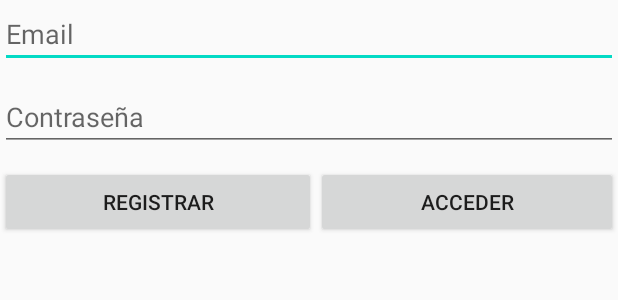
After one commit to adiazpcenfo/LotterySmartApp, an Android app: the layout activity_authentication.xml on its own in the app's theme, with its tools: preview values and no code run, on a phone screen of 412 x 824 dp. The commit adds this screen. Shown: the top 300 px of the screen. Run offline under Robolectric (Android 15) with nearby library versions, the phone set to English and light mode, and no system bars.

Commit message:
Login
-Add firebase authentication dependency
-Create Authentication Activity
-Create Home Activity
-Create all objects that represents the collections in the database
-Add constants object
- Add KDoc for all classes

```diff
--- a/app/build.gradle
+++ b/app/build.gradle
@@ -42,6 +42,7 @@ dependencies {
     implementation 'androidx.navigation:navigation-ui-ktx:2.3.0'
     implementation 'com.google.firebase:firebase-analytics:17.5.0'
     implementation 'com.google.firebase:firebase-database-ktx:19.4.0'
+    implementation 'com.google.firebase:firebase-auth:19.3.2'
     testImplementation 'junit:junit:4.12'
     androidTestImplementation 'androidx.test.ext:junit:1.1.2'
     androidTestImplementation 'androidx.test.espresso:espresso-core:3.3.0'
--- /dev/null
+++ b/app/src/main/res/layout/activity_authentication.xml
@@ -0,0 +1,60 @@
+<?xml version="1.0" encoding="utf-8"?>
+<androidx.coordinatorlayout.widget.CoordinatorLayout xmlns:android="http://schemas.android.com/apk/res/android"
+    xmlns:app="http://schemas.android.com/apk/res-auto"
+    xmlns:tools="http://schemas.android.com/tools"
+    android:layout_width="match_parent"
+    android:layout_height="match_parent"
+    tools:context=".AuthenticationActivity">
+
+    <LinearLayout
+        android:layout_width="match_parent"
+        android:layout_height="match_parent"
+        android:orientation="vertical">
+
+        <EditText
+            android:id="@+id/editTextEmail"
+            android:layout_width="match_parent"
+            android:layout_height="wrap_content"
+            android:autofillHints=""
+            android:ems="10"
+            android:hint="@string/email"
+            android:inputType="textEmailAddress" />
+
+        <Space
+            android:layout_width="match_parent"
+            android:layout_height="10dp" />
+
+        <EditText
+            android:id="@+id/editTextPassword"
+            android:layout_width="match_parent"
+            android:layout_height="wrap_content"
+            android:autofillHints=""
+            android:ems="10"
+            android:hint="@string/password"
+            android:inputType="textPassword" />
+
+        <Space
+            android:layout_width="match_parent"
+            android:layout_height="10dp" />
+
+        <LinearLayout
+            android:layout_width="match_parent"
+            android:layout_height="match_parent"
+            android:orientation="horizontal">
+
+            <Button
+                android:id="@+id/buttonRegister"
+                android:layout_width="wrap_content"
+                android:layout_height="wrap_content"
+                android:layout_weight="1"
+                android:text="@string/register" />
+
+            <Button
+                android:id="@+id/buttonLogIn"
+                android:layout_width="wrap_content"
+                android:layout_height="wrap_content"
+                android:layout_weight="1"
+                android:text="@string/access" />
+        </LinearLayout>
+    </LinearLayout>
+</androidx.coordinatorlayout.widget.CoordinatorLayout>
--- a/app/src/main/res/menu/menu_main.xml
+++ b/app/src/main/res/menu/menu_main.xml
@@ -1,7 +1,7 @@
 <menu xmlns:android="http://schemas.android.com/apk/res/android"
     xmlns:app="http://schemas.android.com/apk/res-auto"
     xmlns:tools="http://schemas.android.com/tools"
-    tools:context="com.mobile.lotterysmartapp.MainActivity">
+    tools:context="com.mobile.lotterysmartapp.AuthenticationActivity">
     <item
         android:id="@+id/action_settings"
         android:orderInCategory="100"
--- a/app/src/main/res/values/strings.xml
+++ b/app/src/main/res/values/strings.xml
@@ -1,12 +1,9 @@
 <resources>
     <string name="app_name">LotterySmartApp</string>
     <string name="action_settings">Settings</string>
-    <!-- Strings used for fragments for navigation -->
-    <string name="first_fragment_label">First Fragment</string>
-    <string name="second_fragment_label">Second Fragment</string>
-    <string name="next">Next</string>
-    <string name="previous">Previous</string>
-
-    <string name="hello_first_fragment">Hello first fragment</string>
-    <string name="hello_second_fragment">Hello second fragment. Arg: %1$s</string>
+    <string name="password">Contraseña</string>
+    <string name="email">Email</string>
+    <string name="access">Acceder</string>
+    <string name="register">Registrar</string>
+    <string name="title_activity_home">HomeActivity</string>
 </resources>
```
Also changed, not shown: app/src/main/AndroidManifest.xml (+6 -1 lines), app/src/main/java/com/mobile/lotterysmartapp/AuthenticationActivity.kt (added, +115 -0 lines), app/src/main/java/com/mobile/lotterysmartapp/HomeActivity.kt (added, +45 -0 lines), app/src/main/java/com/mobile/lotterysmartapp/MainActivity.kt (deleted, +0 -54 lines), app/src/main/java/com/mobile/lotterysmartapp/model/Constants.kt (added, +11 -0 lines), app/src/main/java/com/mobile/lotterysmartapp/model/Draw.kt (added, +47 -0 lines), app/src/main/java/com/mobile/lotterysmartapp/model/Inventory.kt (added, +49 -0 lines), app/src/main/java/com/mobile/lotterysmartapp/model/Provider.kt (added, +10 -0 lines), app/src/main/java/com/mobile/lotterysmartapp/model/Reserve.kt (added, +38 -0 lines), app/src/main/java/com/mobile/lotterysmartapp/model/User.kt (+36 -2 lines), app/src/main/res/layout/activity_home.xml (renamed from app/src/main/res/layout/activity_main.xml, +1 -11 lines), app/src/main/res/layout/content_main.xml (deleted, +0 -7 lines), app/src/main/res/navigation/nav_graph.xml (deleted, +0 -28 lines).
